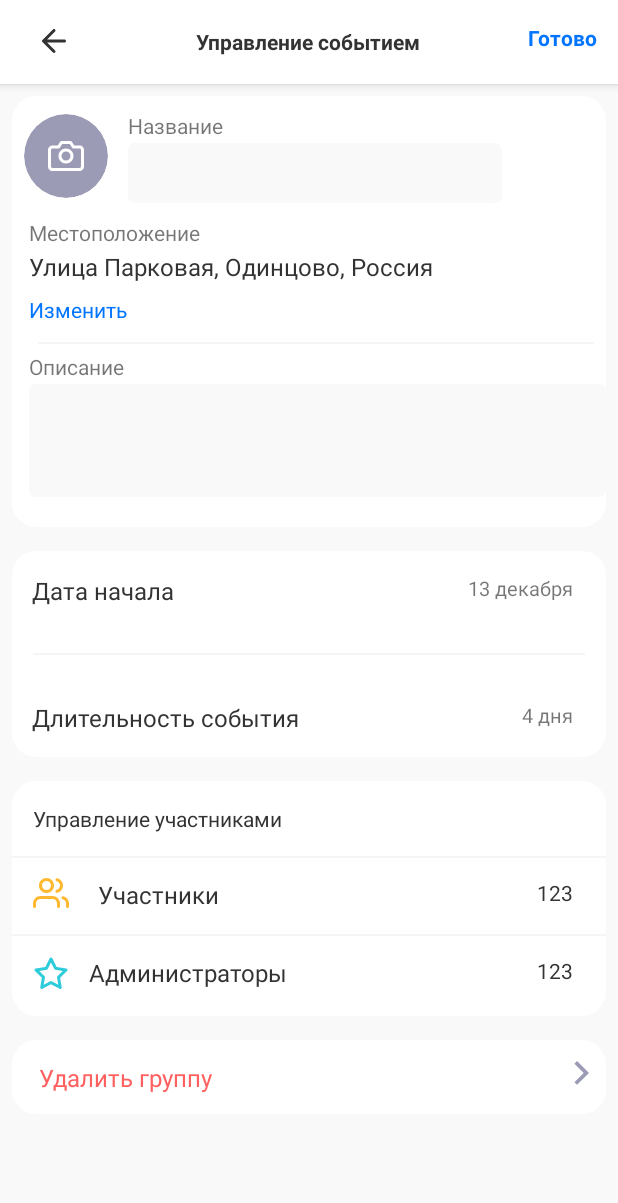
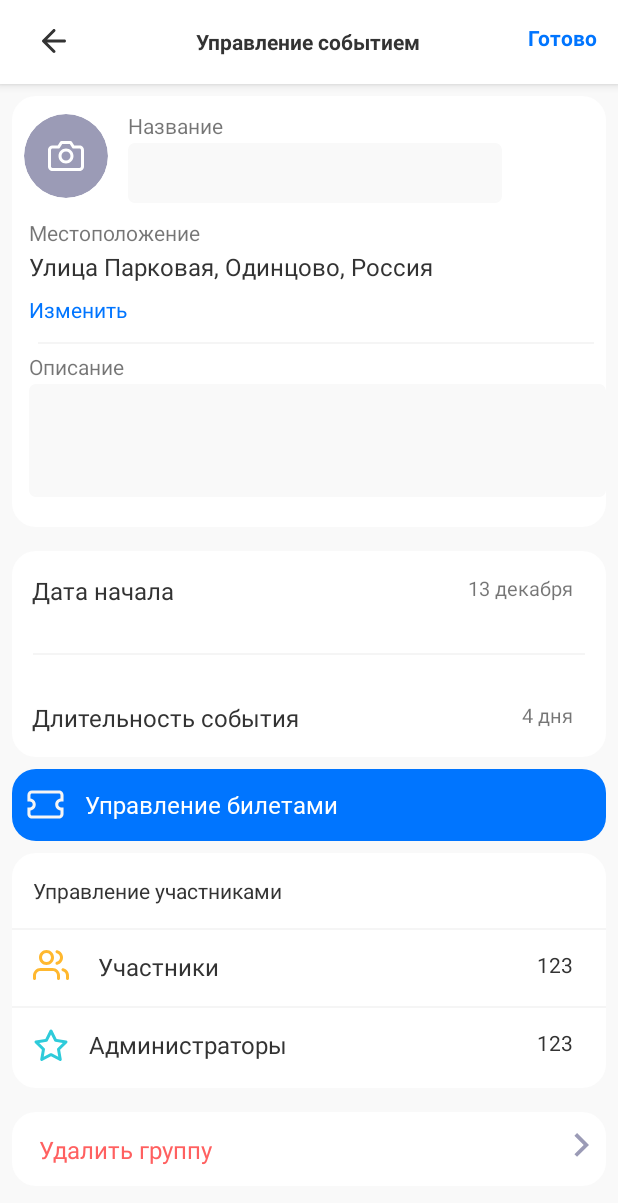
Before and after one commit to tonyrewin/MoonShard-Android, an Android app: the layout fragment_manage_event.xml on its own in the app's theme, with its tools: preview values and no code run, on a phone screen of 412 x 824 dp. Shown: the top 1203 px of the screen. Run offline under Robolectric (Android 15) with nearby library versions, the phone set to English and light mode, and no system bars.

Commit message:
feat: implement layout manage tickets in change event screen

```diff
--- a/app/src/main/java/io/moonshard/moonshard/presentation/view/settings/ChangeProfileView.kt
+++ b/app/src/main/java/io/moonshard/moonshard/presentation/view/profile/ChangeProfileView.kt
@@ -1,4 +1,4 @@
-package io.moonshard.moonshard.presentation.view.settings
+package io.moonshard.moonshard.presentation.view.profile
 
 import android.graphics.Bitmap
 import moxy.MvpView
--- a/app/src/main/java/io/moonshard/moonshard/presentation/view/settings/ProfileView.kt
+++ b/app/src/main/java/io/moonshard/moonshard/presentation/view/profile/ProfileView.kt
@@ -1,4 +1,4 @@
-package io.moonshard.moonshard.presentation.view.settings
+package io.moonshard.moonshard.presentation.view.profile
 
 import android.graphics.Bitmap
 import moxy.MvpView
--- /dev/null
+++ b/app/src/main/java/io/moonshard/moonshard/presentation/view/profile/my_tickets/MyTicketsView.kt
@@ -0,0 +1,6 @@
+package io.moonshard.moonshard.presentation.view.profile.my_tickets
+
+import moxy.MvpView
+
+interface MyTicketsView:MvpView {
+}
--- a/app/src/main/java/io/moonshard/moonshard/ui/fragments/mychats/chat/info/ManageEventFragment.kt
+++ b/app/src/main/java/io/moonshard/moonshard/ui/fragments/mychats/chat/info/ManageEventFragment.kt
@@ -116,8 +116,12 @@ class ManageEventFragment : MvpAppCompatFragment(), ManageEventView {
             showTimesScreen()
         }
 
-        destroyRoom?.setOnClickListener {
+        destroyRoom?.setSafeOnClickListener {
             presenter.destroyRoom(idChat)
+        }
+
+        manageTicketsBtn?.setSafeOnClickListener {
+            //todo
         }
     }
 
--- a/app/src/main/res/drawable/ic_ticket.xml
+++ b/app/src/main/res/drawable/ic_ticket.xml
@@ -1,10 +1,10 @@
 <vector xmlns:android="http://schemas.android.com/apk/res/android"
-    android:width="24dp"
+    android:width="25dp"
     android:height="19dp"
-    android:viewportWidth="24"
+    android:viewportWidth="25"
     android:viewportHeight="19">
   <path
-      android:pathData="M20.75,-0C22.4069,-0 23.75,1.3432 23.75,3L23.75,7.2188L22.2192,7.2188C21.1492,7.2188 20.2817,8.0862 20.2817,9.1563C20.2817,10.2263 21.1492,11.0937 22.2192,11.0937L23.75,11.0938L23.75,15.3125C23.75,16.9694 22.4069,18.3125 20.75,18.3125L11.875,18.3125L3,18.3125C1.3431,18.3125 -0,16.9694 -0,15.3125L-0,11.0937L1.5308,11.0937C2.6008,11.0937 3.4683,10.2263 3.4683,9.1563C3.4683,8.0862 2.6008,7.2188 1.5308,7.2188L0,7.2188L0,3C0,1.3431 1.3432,-0 3,-0L11.875,-0L20.75,-0ZM11.875,16.3125L20.75,16.3125C21.3023,16.3125 21.75,15.8648 21.75,15.3125L21.75,13.0661C19.7966,12.8341 18.2817,11.1721 18.2817,9.1563C18.2817,7.1404 19.7966,5.4784 21.75,5.2464L21.75,3C21.75,2.4477 21.3023,2 20.75,2L11.875,2L3,2C2.4477,2 2,2.4477 2,3L2,5.2464C3.9534,5.4784 5.4683,7.1404 5.4683,9.1563C5.4683,11.1721 3.9534,12.8341 2,13.0661L2,15.3125C2,15.8648 2.4477,16.3125 3,16.3125L11.875,16.3125Z"
-      android:fillColor="#0075FF"
+      android:pathData="M21.0312,0.3438C22.6881,0.3438 24.0312,1.6869 24.0312,3.3438L24.0312,7.5625L22.5005,7.5625C21.4304,7.5625 20.563,8.4299 20.563,9.5C20.563,10.5701 21.4304,11.4375 22.5005,11.4375L24.0312,11.4375L24.0312,15.6563C24.0312,17.3131 22.6881,18.6563 21.0312,18.6563L12.1562,18.6563L3.2813,18.6562C1.6244,18.6562 0.2812,17.3131 0.2812,15.6562L0.2813,11.4375L1.812,11.4375C2.8821,11.4375 3.7495,10.5701 3.7495,9.5C3.7495,8.4299 2.8821,7.5625 1.812,7.5625L0.2813,7.5625L0.2813,3.3438C0.2813,1.6869 1.6244,0.3437 3.2813,0.3437L12.1562,0.3437L21.0312,0.3438ZM12.1562,16.6563L21.0312,16.6563C21.5835,16.6563 22.0312,16.2085 22.0312,15.6563L22.0312,13.4098C20.0778,13.1779 18.563,11.5158 18.563,9.5C18.563,7.4842 20.0778,5.8221 22.0312,5.5902L22.0312,3.3438C22.0312,2.7915 21.5835,2.3438 21.0312,2.3438L12.1562,2.3438L3.2813,2.3438C2.729,2.3438 2.2813,2.7915 2.2813,3.3438L2.2813,5.5902C4.2347,5.8221 5.7495,7.4842 5.7495,9.5C5.7495,11.5158 4.2347,13.1779 2.2813,13.4098L2.2813,15.6562C2.2813,16.2085 2.729,16.6562 3.2813,16.6562L12.1562,16.6563Z"
+      android:fillColor="#F5F5F5"
       android:fillType="evenOdd"/>
 </vector>
--- /dev/null
+++ b/app/src/main/res/drawable/layout_manage_tickets_bg.xml
@@ -0,0 +1,10 @@
+<?xml version="1.0" encoding="UTF-8"?>
+<shape xmlns:android="http://schemas.android.com/apk/res/android">
+    <solid android:color="#0075FF" />
+    <corners android:radius="16dp" />
+    <padding
+            android:bottom="0dp"
+            android:left="0dp"
+            android:right="0dp"
+            android:top="0dp" />
+</shape>
--- a/app/src/main/res/layout/fragment_manage_event.xml
+++ b/app/src/main/res/layout/fragment_manage_event.xml
@@ -260,13 +260,37 @@
                             android:layout_marginEnd="22dp"
                             tools:text="4 дня"
                             android:textColor="#8A000000"
-                            android:textSize="13dp" />
+                            android:textSize="13sp" />
+                </RelativeLayout>
+            </LinearLayout>
 
+            <RelativeLayout
+                    android:id="@+id/manageTicketsBtn"
+                    android:background="@drawable/layout_manage_tickets_bg"
+                    android:layout_marginEnd="8dp"
+                    android:layout_marginStart="8dp"
+                    android:layout_width="match_parent"
+                    android:layout_height="48dp">
 
-                </RelativeLayout>
+                <ImageView
+                        android:id="@+id/manageTicketsIv"
+                        android:layout_marginStart="10dp"
+                        android:layout_centerVertical="true"
+                        android:src="@drawable/ic_ticket"
+                        android:layout_width="wrap_content"
+                        android:layout_height="wrap_content"/>
 
-
-            </LinearLayout>
+                <TextView
+                        android:textSize="16sp"
+                        android:textColor="#FFFFFF"
+                        android:fontFamily="@font/roboto_regular"
+                        android:layout_marginStart="13dp"
+                        android:layout_toRightOf="@+id/manageTicketsIv"
+                        android:layout_centerVertical="true"
+                        android:text="Управление билетами"
+                        android:layout_width="wrap_content"
+                        android:layout_height="wrap_content"/>
+            </RelativeLayout>
 
             <RelativeLayout
                     android:layout_width="match_parent"
```
Also changed, not shown: app/src/main/java/io/moonshard/moonshard/presentation/presenter/profile/ChangeProfilePresenter.kt (renamed from app/src/main/java/io/moonshard/moonshard/presentation/presenter/settings/ProfilePresenter.kt, +38 -6 lines), app/src/main/java/io/moonshard/moonshard/presentation/presenter/profile/ProfilePresenter.kt (renamed from app/src/main/java/io/moonshard/moonshard/presentation/presenter/settings/ChangeProfilePresenter.kt, +6 -38 lines), app/src/main/java/io/moonshard/moonshard/presentation/presenter/profile/mytickets/MyTicketsPresenter.kt (added, +9 -0 lines), app/src/main/java/io/moonshard/moonshard/ui/fragments/profile/ChangeProfileFragment.kt (+4 -3 lines), app/src/main/java/io/moonshard/moonshard/ui/fragments/profile/ProfileFragment.kt (+4 -3 lines), app/src/main/java/io/moonshard/moonshard/ui/fragments/profile/mytickets/MyTicketsFragment.kt (added, +30 -0 lines), app/src/main/res/layout/fragment_my_tickets.xml (added, +14 -0 lines).
